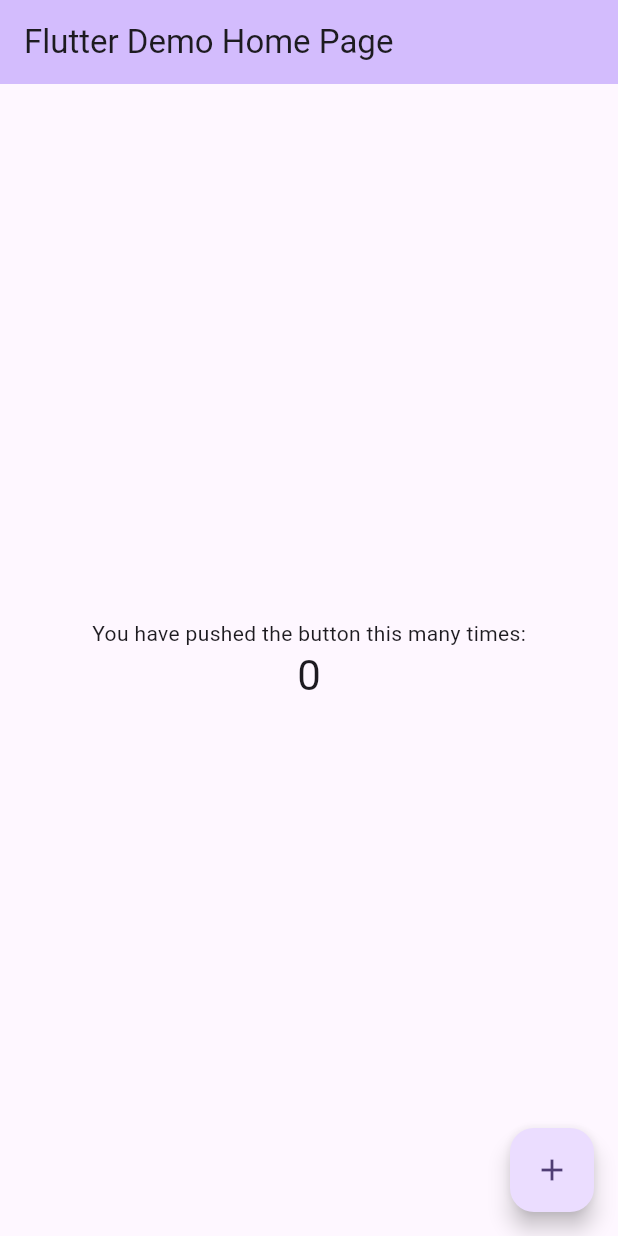
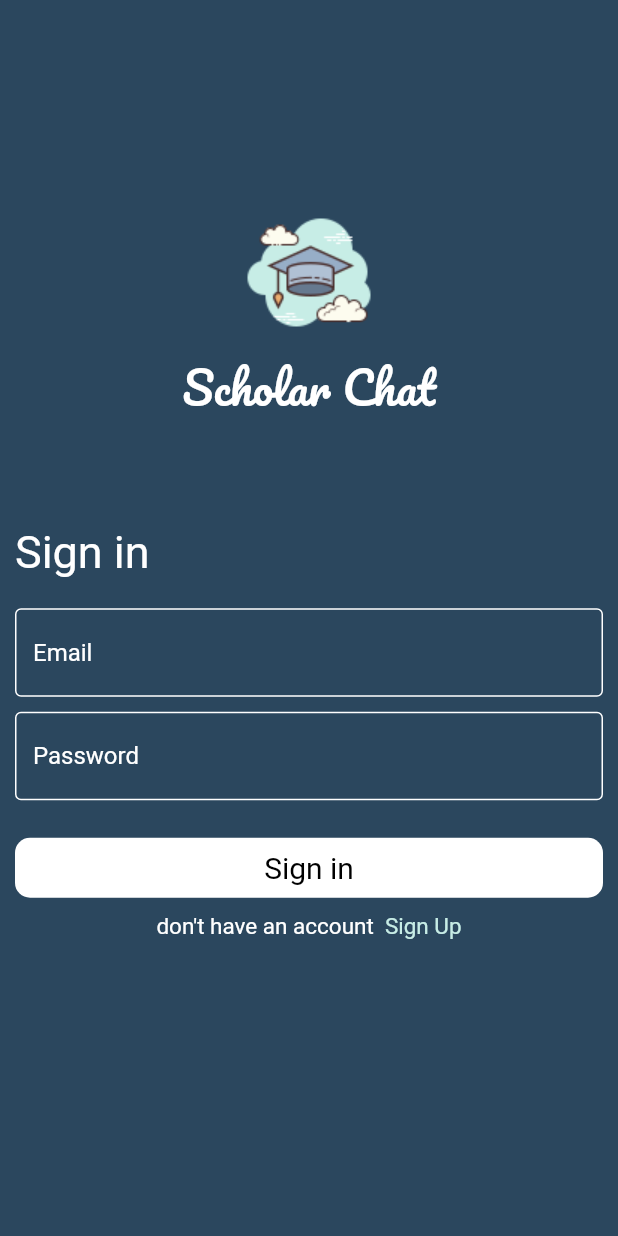
Before and after one commit to IbrahimHosny2002/Chat-App, a Flutter app: the screen it shows after launch, on a phone screen of 412 x 824 dp. Run offline on Flutter 3.47's test engine with Material 2 defaults, Android fonts, the phone set to English and light mode, and no system bars.

Commit message:
add login screen

```diff
--- a/lib/main.dart
+++ b/lib/main.dart
@@ -1,3 +1,4 @@
+import 'package:chat_app/view/screens/login_page.dart';
 import 'package:flutter/material.dart';
 
 void main() {
@@ -7,119 +8,10 @@ void main() {
 class MyApp extends StatelessWidget {
   const MyApp({super.key});
 
-  // This widget is the root of your application.
   @override
   Widget build(BuildContext context) {
     return MaterialApp(
-      title: 'Flutter Demo',
-      theme: ThemeData(
-        // This is the theme of your application.
-        //
-        // TRY THIS: Try running your application with "flutter run". You'll see
-        // the application has a blue toolbar. Then, without quitting the app,
-        // try changing the seedColor in the colorScheme below to Colors.green
-        // and then invoke "hot reload" (save your changes or press the "hot
-        // reload" button in a Flutter-supported IDE, or press "r" if you used
-        // the command line to start the app).
-        //
-        // Notice that the counter didn't reset back to zero; the application
-        // state is not lost during the reload. To reset the state, use hot
-        // restart instead.
-        //
-        // This works for code too, not just values: Most code changes can be
-        // tested with just a hot reload.
-        colorScheme: ColorScheme.fromSeed(seedColor: Colors.deepPurple),
-        useMaterial3: true,
-      ),
-      home: const MyHomePage(title: 'Flutter Demo Home Page'),
+      home: LoginPage(),
     );
   }
 }
-
-class MyHomePage extends StatefulWidget {
-  const MyHomePage({super.key, required this.title});
-
-  // This widget is the home page of your application. It is stateful, meaning
-  // that it has a State object (defined below) that contains fields that affect
-  // how it looks.
-
-  // This class is the configuration for the state. It holds the values (in this
-  // case the title) provided by the parent (in this case the App widget) and
-  // used by the build method of the State. Fields in a Widget subclass are
-  // always marked "final".
-
-  final String title;
-
-  @override
-  State<MyHomePage> createState() => _MyHomePageState();
-}
-
-class _MyHomePageState extends State<MyHomePage> {
-  int _counter = 0;
-
-  void _incrementCounter() {
-    setState(() {
-      // This call to setState tells the Flutter framework that something has
-      // changed in this State, which causes it to rerun the build method below
-      // so that the display can reflect the updated values. If we changed
-      // _counter without calling setState(), then the build method would not be
-      // called again, and so nothing would appear to happen.
-      _counter++;
-    });
-  }
-
-  @override
-  Widget build(BuildContext context) {
-    // This method is rerun every time setState is called, for instance as done
-    // by the _incrementCounter method above.
-    //
-    // The Flutter framework has been optimized to make rerunning build methods
-    // fast, so that you can just rebuild anything that needs updating rather
-    // than having to individually change instances of widgets.
-    return Scaffold(
-      appBar: AppBar(
-        // TRY THIS: Try changing the color here to a specific color (to
-        // Colors.amber, perhaps?) and trigger a hot reload to see the AppBar
-        // change color while the other colors stay the same.
-        backgroundColor: Theme.of(context).colorScheme.inversePrimary,
-        // Here we take the value from the MyHomePage object that was created by
-        // the App.build method, and use it to set our appbar title.
-        title: Text(widget.title),
-      ),
-      body: Center(
-        // Center is a layout widget. It takes a single child and positions it
-        // in the middle of the parent.
-        child: Column(
-          // Column is also a layout widget. It takes a list of children and
-          // arranges them vertically. By default, it sizes itself to fit its
-          // children horizontally, and tries to be as tall as its parent.
-          //
-          // Column has various properties to control how it sizes itself and
-          // how it positions its children. Here we use mainAxisAlignment to
-          // center the children vertically; the main axis here is the vertical
-          // axis because Columns are vertical (the cross axis would be
-          // horizontal).
-          //
-          // TRY THIS: Invoke "debug painting" (choose the "Toggle Debug Paint"
-          // action in the IDE, or press "p" in the console), to see the
-          // wireframe for each widget.
-          mainAxisAlignment: MainAxisAlignment.center,
-          children: <Widget>[
-            const Text(
-              'You have pushed the button this many times:',
-            ),
-            Text(
-              '$_counter',
-              style: Theme.of(context).textTheme.headlineMedium,
-            ),
-          ],
-        ),
-      ),
-      floatingActionButton: FloatingActionButton(
-        onPressed: _incrementCounter,
-        tooltip: 'Increment',
-        child: const Icon(Icons.add),
-      ), // This trailing comma makes auto-formatting nicer for build methods.
-    );
-  }
-}
--- /dev/null
+++ b/lib/view/screens/login_page.dart
@@ -0,0 +1,78 @@
+import 'package:chat_app/view/widgets/custo_text_field.dart';
+import 'package:chat_app/view/widgets/customb_buttom.dart';
+import 'package:flutter/material.dart';
+
+class LoginPage extends StatelessWidget {
+  const LoginPage({super.key});
+
+  @override
+  Widget build(BuildContext context) {
+    return Scaffold(
+      backgroundColor: const Color(0xFF2B475E),
+      body: Padding(
+        padding: const EdgeInsets.symmetric(
+          horizontal:10
+        ),
+        child: Column(
+
+          crossAxisAlignment: CrossAxisAlignment.center,
+          children: [
+            const Spacer(
+              flex: 2,
+            ),
+            Image.asset("assets/images/scholar.png"),
+            const Text(
+              'Scholar Chat',
+              style: TextStyle(
+                  fontFamily: 'Pacifico', fontSize: 30, color: Colors.white),
+            ),
+            const Spacer(
+              flex: 1,
+            ),
+            const Row(children: [
+              Text(
+                'Sign in',
+                style: TextStyle(fontSize: 30, color: Colors.white),
+              ),
+            ]),
+            const SizedBox(
+              height: 20,
+            ),
+            const CustomTextField(
+              hintText: 'Email',
+            ),
+            const SizedBox(
+              height: 10,
+            ),
+            const CustomTextField(
+              hintText: 'Password',
+            ),
+            const SizedBox(
+              height: 25,
+            ),
+            const CustoButtom(textButtom: 'Sign in'),
+            const SizedBox(
+              height: 10,
+            ),
+            const Row(
+              mainAxisAlignment: MainAxisAlignment.center,
+              children: [
+                Text(
+                  'don\'t have an account',
+                  style: TextStyle(fontSize: 15, color: Colors.white),
+                ),
+                Text(
+                  '  Sign Up',
+                  style: TextStyle(fontSize: 15, color: Color(0XFFC7EDE6)),
+                ),
+              ],
+            ),
+            const Spacer(
+              flex: 3,
+            ),
+          ],
+        ),
+      ),
+    );
+  }
+}
--- /dev/null
+++ b/lib/view/widgets/custo_text_field.dart
@@ -0,0 +1,22 @@
+import 'package:flutter/material.dart';
+
+class CustomTextField extends StatelessWidget {
+  final String hintText;
+  const CustomTextField({required this.hintText,super.key});
+
+  @override
+  Widget build(BuildContext context) {
+    return TextField(
+      decoration: InputDecoration(
+        hintText: hintText,
+        hintStyle:TextStyle(
+          color: Colors.white
+        ) ,
+          border:
+              OutlineInputBorder(borderSide: BorderSide(color: Colors.white)),
+          enabledBorder:
+              OutlineInputBorder(borderSide: BorderSide(color: Colors.white,
+              ))),
+    );
+  }
+}
--- /dev/null
+++ b/lib/view/widgets/customb_buttom.dart
@@ -0,0 +1,25 @@
+import 'package:flutter/material.dart';
+
+class CustoButtom extends StatelessWidget {
+  final String textButtom;
+  const CustoButtom({required this.textButtom, super.key});
+
+  @override
+  Widget build(BuildContext context) {
+    return Container(
+      height: 40,
+      width: double.infinity,
+      decoration: BoxDecoration(
+        color: Colors.white,
+        borderRadius: BorderRadius.circular(10)
+
+      ),
+      child: Center(
+        child: Text(
+          textButtom,
+          style: TextStyle(color: Colors.black,fontSize: 20),
+        ),
+      ),
+    );
+  }
+}
--- a/pubspec.yaml
+++ b/pubspec.yaml
@@ -60,7 +60,7 @@ flutter:
 
   # To add assets to your application, add an assets section, like this:
   assets:
-    - assets/images
+    - assets/images/
 
   # An image asset can refer to one or more resolution-specific "variants", see
   # https://flutter.dev/assets-and-images/#resolution-aware
```
